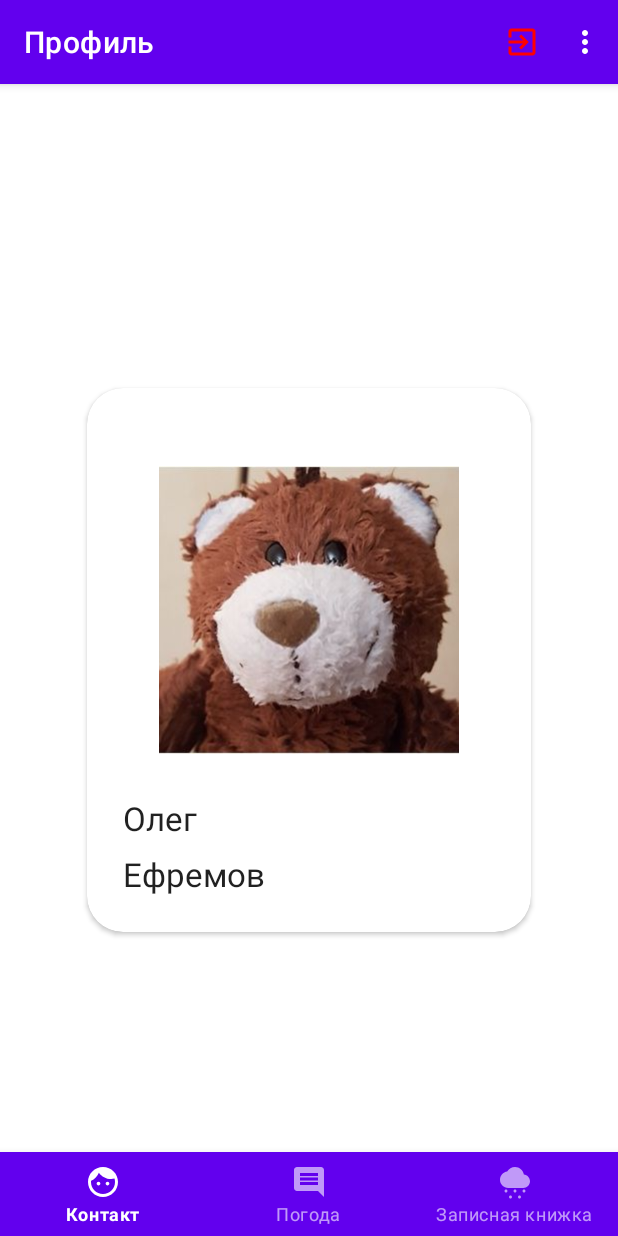
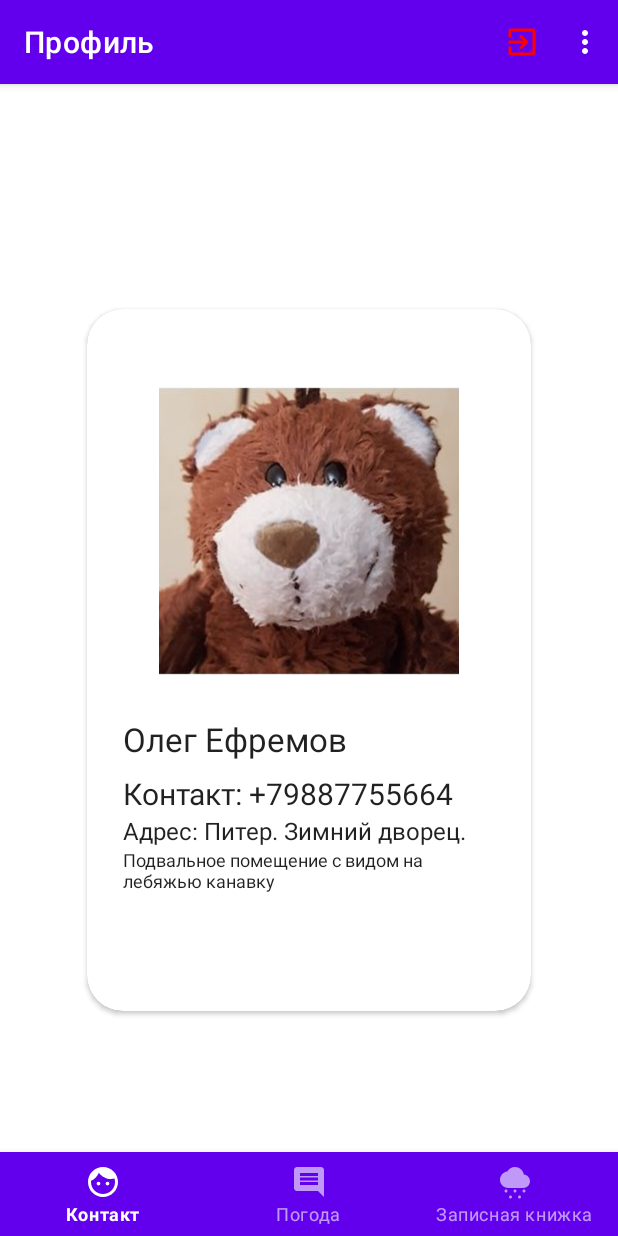
Before and after one commit to OlegEfremov54/DZ16BottomNavigationView, an Android app: the MainActivity screen opened directly, with no data from a screen before it, on a phone screen of 412 x 824 dp. Run offline under Robolectric (Android 15) with nearby library versions, the phone set to English and light mode, and no system bars; our stand-ins replace navigation-ui.

Commit message:
Комитк 1

```diff
--- a/app/src/main/java/com/example/dz16bottomnavigationview/MainActivity.kt
+++ b/app/src/main/java/com/example/dz16bottomnavigationview/MainActivity.kt
@@ -19,7 +19,7 @@ import androidx.appcompat.widget.Toolbar
 class MainActivity : AppCompatActivity() {
 
     private lateinit var binding: ActivityMainBinding
-    private lateinit var toolbarMain: Toolbar
+
     override fun onCreate(savedInstanceState: Bundle?) {
         super.onCreate(savedInstanceState)
 
@@ -63,7 +63,7 @@ class MainActivity : AppCompatActivity() {
             Toast.makeText(this@MainActivity, "В разрешениях отказано", Toast.LENGTH_LONG)
         }
     }
-    //Инициализация Меню
+    //Инициализация Меню в Тулбаре
     override fun onCreateOptionsMenu(menu: Menu?): Boolean {
         menuInflater.inflate(R.menu.menu_main, menu)
         return true
--- a/app/src/main/java/com/example/dz16bottomnavigationview/StartActivity.kt
+++ b/app/src/main/java/com/example/dz16bottomnavigationview/StartActivity.kt
@@ -15,7 +15,7 @@ import com.example.dz16bottomnavigationview.databinding.ActivityStartBinding
 class StartActivity : AppCompatActivity() {
 
     private lateinit var binding: ActivityStartBinding
-    //private lateinit var toolbarMain: Toolbar
+
 
     override fun onCreate(savedInstanceState: Bundle?) {
         super.onCreate(savedInstanceState)
@@ -43,7 +43,7 @@ class StartActivity : AppCompatActivity() {
         }
     }
 
-    //Инициализация Меню
+    //Инициализация Меню в Тулбаре
     override fun onCreateOptionsMenu(menu: Menu?): Boolean {
         menuInflater.inflate(R.menu.menu_main, menu)
         return true
--- a/app/src/main/res/layout/fragment_profile.xml
+++ b/app/src/main/res/layout/fragment_profile.xml
@@ -29,14 +29,28 @@
                 android:layout_width="match_parent"
                 android:layout_height="match_parent"
                 android:layout_marginBottom="8dp"
-                android:text="Олег"
+                android:text="Олег Ефремов"
                 android:textAppearance="@style/TextAppearance.AppCompat.Large" />
 
             <TextView
                 android:layout_width="match_parent"
                 android:layout_height="match_parent"
-                android:text="Ефремов"
+                android:text="Контакт: +79887755664"
+                android:textSize="20dp"
                 android:textAppearance="@style/TextAppearance.AppCompat.Large" />
+            <TextView
+                android:layout_width="match_parent"
+                android:layout_height="match_parent"
+                android:textSize="16dp"
+                android:text="Адрес: Питер. Зимний дворец."
+                android:textAppearance="@style/TextAppearance.AppCompat.Large" />
+
+            <TextView
+                android:layout_width="match_parent"
+                android:layout_height="85dp"
+                android:text="Подвальное помещение с видом на лебяжью канавку"
+                android:textAppearance="@style/TextAppearance.AppCompat.Large"
+                android:textSize="12dp" />
 
         </LinearLayout>
 
```
